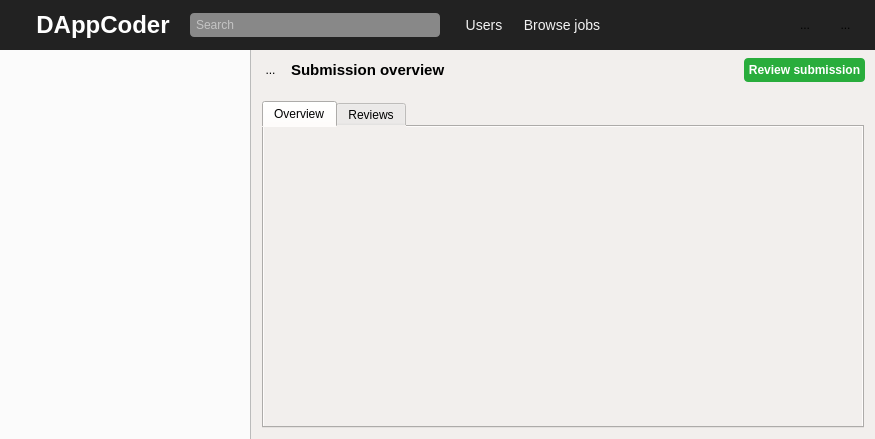
Above: gui/qt_resources/mainwindow.ui from Tribler/dappcoder before the change. Below: the same form after it.
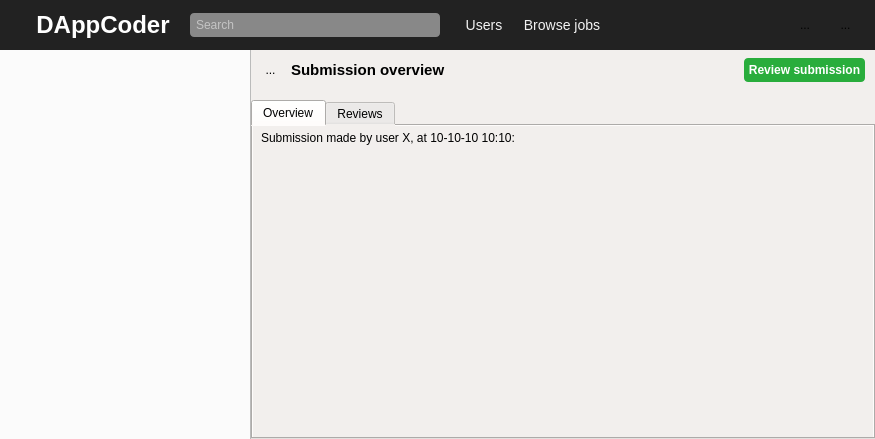
That is the form after the change. The open tabs and pages were chosen to show the change. Icons and pictures are not drawn. Custom widgets are drawn as their Qt base class.

Diff of the .ui file:
```diff
--- a/gui/qt_resources/mainwindow.ui
+++ b/gui/qt_resources/mainwindow.ui
@@ -2531,6 +2531,21 @@
           <item>
            <widget class="QWidget" name="widget_13" native="true">
             <layout class="QVBoxLayout" name="verticalLayout_10">
+             <property name="spacing">
+              <number>0</number>
+             </property>
+             <property name="leftMargin">
+              <number>0</number>
+             </property>
+             <property name="topMargin">
+              <number>10</number>
+             </property>
+             <property name="rightMargin">
+              <number>0</number>
+             </property>
+             <property name="bottomMargin">
+              <number>0</number>
+             </property>
              <item>
               <widget class="QTabWidget" name="tabWidget">
                <property name="currentIndex">
@@ -2540,6 +2555,43 @@
                 <attribute name="title">
                  <string>Overview</string>
                 </attribute>
+                <layout class="QVBoxLayout" name="verticalLayout_12">
+                 <property name="spacing">
+                  <number>0</number>
+                 </property>
+                 <property name="leftMargin">
+                  <number>0</number>
+                 </property>
+                 <property name="topMargin">
+                  <number>0</number>
+                 </property>
+                 <property name="rightMargin">
+                  <number>0</number>
+                 </property>
+                 <property name="bottomMargin">
+                  <number>0</number>
+                 </property>
+                 <item>
+                  <widget class="QLabel" name="label_20">
+                   <property name="styleSheet">
+                    <string notr="true">margin: 5px;</string>
+                   </property>
+                   <property name="text">
+                    <string>Submission made by user X, at 10-10-10 10:10:</string>
+                   </property>
+                  </widget>
+                 </item>
+                 <item>
+                  <widget class="QPlainTextEdit" name="submission_text_input">
+                   <property name="styleSheet">
+                    <string notr="true">border: none;</string>
+                   </property>
+                   <property name="readOnly">
+                    <bool>true</bool>
+                   </property>
+                  </widget>
+                 </item>
+                </layout>
                </widget>
                <widget class="QWidget" name="tab_4">
                 <attribute name="title">
```
Left out of the diff: 53 changed lines with no effect on the pictures.
